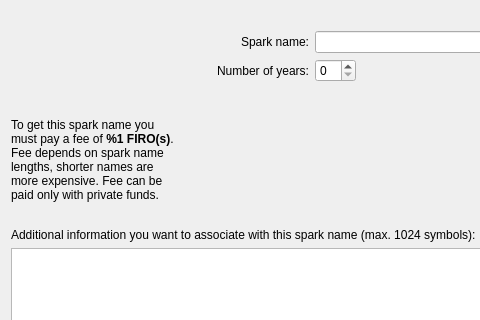
Old version of the form src/qt/forms/createsparkname.ui in the repository SpecialCoins/BitcoinZero; both pictures show x 0 to 480 and y 100 to 420 of the 922 by 550 pixel window.
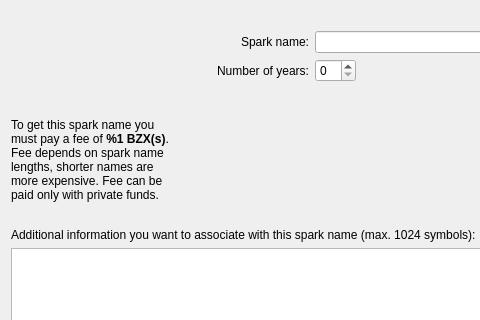
New version of the form.

Diff of the .ui file:
```diff
--- a/src/qt/forms/createsparkname.ui
+++ b/src/qt/forms/createsparkname.ui
@@ -256,7 +256,7 @@
        <item>
         <widget class="QLabel" name="feeTextLabel">
          <property name="text">
-          <string>&lt;html&gt;&lt;head/&gt;&lt;body&gt;&lt;p&gt;To get this spark name you must pay a fee of &lt;span style=&quot; font-weight:600;&quot;&gt;%1 FIRO(s)&lt;/span&gt;. Fee depends on spark name lengths, shorter names are more expensive. Fee can be paid only with private funds.&lt;/p&gt;&lt;/body&gt;&lt;/html&gt;</string>
+          <string>&lt;html&gt;&lt;head/&gt;&lt;body&gt;&lt;p&gt;To get this spark name you must pay a fee of &lt;span style=&quot; font-weight:600;&quot;&gt;%1 BZX(s)&lt;/span&gt;. Fee depends on spark name lengths, shorter names are more expensive. Fee can be paid only with private funds.&lt;/p&gt;&lt;/body&gt;&lt;/html&gt;</string>
          </property>
          <property name="wordWrap">
           <bool>true</bool>
```
